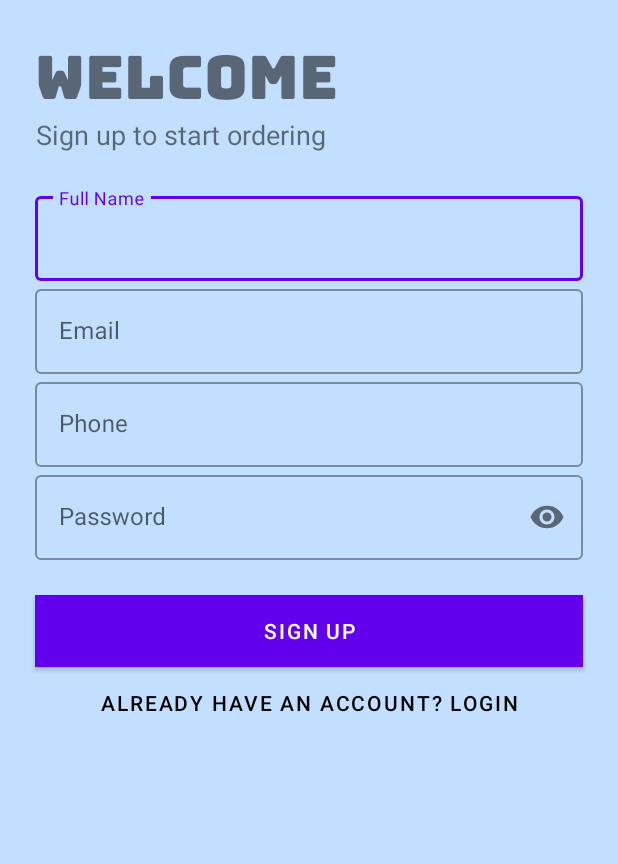
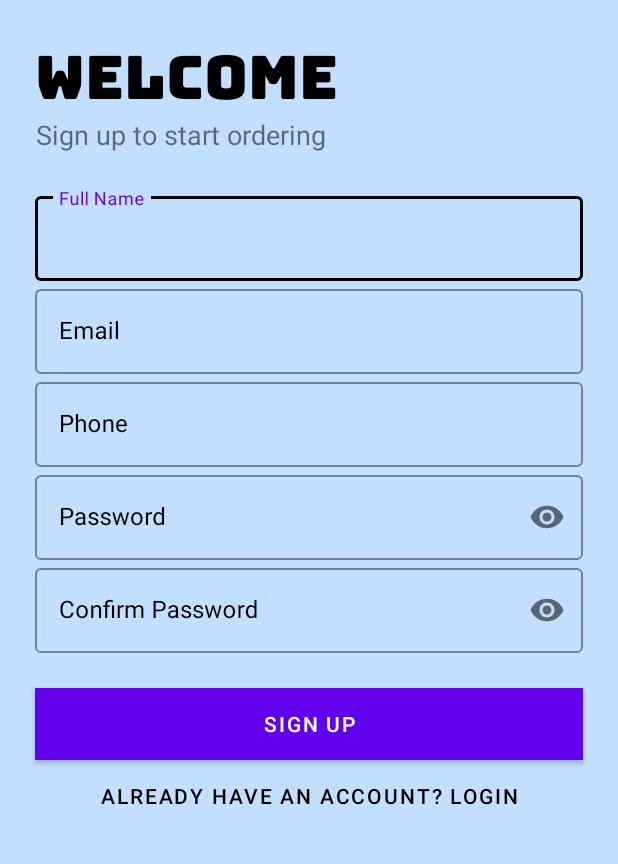
Before and after one commit to abbiyal/Frontend, an Android app: the SignUp screen opened directly, with no data from a screen before it, on a phone screen of 412 x 824 dp, the part 344-1208 px from its top. Run offline under Robolectric (Android 15) with nearby library versions, the phone set to English and light mode, and no system bars; libraries missing offline, so code that uses them is left out: com.basgeekball.awesomevalidation; 6 statements that could not run were skipped.

Commit message:
changes in signup.xml

```diff
--- a/app/build.gradle
+++ b/app/build.gradle
@@ -37,6 +37,8 @@ dependencies {
     implementation 'androidx.lifecycle:lifecycle-livedata-ktx:2.2.0'
     implementation 'androidx.lifecycle:lifecycle-viewmodel-ktx:2.2.0'
     implementation 'androidx.wear:wear:1.0.0'
+    implementation 'androidx.legacy:legacy-support-v4:1.0.0'
+    implementation 'com.basgeekball:awesome-validation:4.2'
     testImplementation 'junit:junit:4.+'
     androidTestImplementation 'androidx.test.ext:junit:1.1.2'
     androidTestImplementation 'androidx.test.espresso:espresso-core:3.3.0'
--- a/app/src/main/java/medmart/loginmedmart/MainActivity.java
+++ b/app/src/main/java/medmart/loginmedmart/MainActivity.java
@@ -24,7 +24,8 @@ public class MainActivity extends AppCompatActivity {
     @Override
     protected void onCreate(@Nullable Bundle savedInstanceState) {
         super.onCreate(savedInstanceState);
-        getWindow().setFlags(WindowManager.LayoutParams.FLAG_FULLSCREEN, WindowManager.LayoutParams.FLAG_FULLSCREEN);
+        getWindow().setFlags(WindowManager.LayoutParams.FLAG_FULLSCREEN,
+                WindowManager.LayoutParams.FLAG_FULLSCREEN);
         setContentView(R.layout.mainactivity);
 
         Button login = (Button)findViewById(R.id.login_button);
--- a/app/src/main/java/medmart/loginmedmart/SignUp.java
+++ b/app/src/main/java/medmart/loginmedmart/SignUp.java
@@ -2,13 +2,74 @@ package medmart.loginmedmart;
 
 import androidx.appcompat.app.AppCompatActivity;
 
+import android.content.Intent;
+import android.media.MediaCodec;
 import android.os.Bundle;
+import android.util.Patterns;
+import android.view.View;
+import android.view.WindowManager;
+import android.widget.Button;
+import android.widget.EditText;
+import android.widget.TextView;
+import android.widget.Toast;
+
+import com.basgeekball.awesomevalidation.AwesomeValidation;
+import com.basgeekball.awesomevalidation.ValidationStyle;
+import com.basgeekball.awesomevalidation.utility.RegexTemplate;
 
 public class SignUp extends AppCompatActivity {
+    private AwesomeValidation awesomeValidation;
+
+    private void AddValidation() {
+        awesomeValidation = new AwesomeValidation(ValidationStyle.BASIC);
+        // name
+        awesomeValidation.addValidation(this, R.id.Name,
+                RegexTemplate.NOT_EMPTY, R.string.invalid_name);
+        // userName or Email
+        awesomeValidation.addValidation(this, R.id.login_username,
+                Patterns.EMAIL_ADDRESS, R.string.invalid_username);
+        // phone no
+        awesomeValidation.addValidation(this, R.id.phone_number,
+                "^[5-9][0-9]{9}$", R.string.invalid_phone);
+
+        // password
+        awesomeValidation.addValidation(this, R.id.login_password,
+                ".{5,}", R.string.invalid_password);
+        // confirm password
+        // phone no
+        awesomeValidation.addValidation(this, R.id.login_password_confirm,
+                R.id.login_password, R.string.invalid_confrim_password);
+    }
+
+    private void RegisterUser()  {
+        if (awesomeValidation.validate()) {
+            // todo after sign up validation
+        }
+    }
 
     @Override
     protected void onCreate(Bundle savedInstanceState) {
         super.onCreate(savedInstanceState);
+        getWindow().setFlags(WindowManager.LayoutParams.FLAG_FULLSCREEN,
+                WindowManager.LayoutParams.FLAG_FULLSCREEN);
         setContentView(R.layout.activity_sign_up);
+        AddValidation();
+
+        Button signUp = findViewById(R.id.regUser);
+        signUp.setOnClickListener(new View.OnClickListener() {
+            @Override
+            public void onClick(View v) {
+                RegisterUser();
+            }
+        });
+
+        Button login = findViewById(R.id.login_button);
+        login.setOnClickListener(new View.OnClickListener() {
+            @Override
+            public void onClick(View v) {
+                Intent intent = new Intent(getApplicationContext(), MainActivity.class);
+                startActivity(intent);
+            }
+        });
     }
 }
--- a/app/src/main/res/layout/activity_sign_up.xml
+++ b/app/src/main/res/layout/activity_sign_up.xml
@@ -21,6 +21,7 @@
         android:layout_marginLeft="23dp"
         android:fontFamily="@font/bungee"
         android:text="Welcome"
+        android:textColor="@color/black"
         android:textSize="40sp" />
 
     <TextView
@@ -39,6 +40,8 @@
         <com.google.android.material.textfield.TextInputLayout
             android:id="@+id/Name"
             android:layout_width="match_parent"
+            app:boxStrokeColor="@color/black"
+            android:textColorHint="@color/black"
             android:layout_height="wrap_content"
             style="@style/Widget.MaterialComponents.TextInputLayout.OutlinedBox">
 
@@ -46,11 +49,14 @@
                 android:layout_width="match_parent"
                 android:layout_height="wrap_content"
                 android:hint="Full Name"
+                android:textColor="@color/black"
                 android:inputType="text"/>
         </com.google.android.material.textfield.TextInputLayout>
         <com.google.android.material.textfield.TextInputLayout
             android:id="@+id/login_username"
             android:layout_width="match_parent"
+            app:boxStrokeColor="@color/black"
+            android:textColorHint="@color/black"
             android:layout_height="wrap_content"
             style="@style/Widget.MaterialComponents.TextInputLayout.OutlinedBox">
 
@@ -58,24 +64,30 @@
                 android:layout_width="match_parent"
                 android:layout_height="wrap_content"
                 android:hint="Email"
+                android:textColor="@color/black"
                 android:inputType="textEmailAddress"/>
         </com.google.android.material.textfield.TextInputLayout>
         <com.google.android.material.textfield.TextInputLayout
             android:id="@+id/phone_number"
             android:layout_width="match_parent"
             android:layout_height="wrap_content"
+            app:boxStrokeColor="@color/black"
+            android:textColorHint="@color/black"
             style="@style/Widget.MaterialComponents.TextInputLayout.OutlinedBox">
 
             <com.google.android.material.textfield.TextInputEditText
                 android:layout_width="match_parent"
                 android:layout_height="wrap_content"
                 android:hint="Phone"
+                android:textColor="@color/black"
                 android:inputType="number"/>
         </com.google.android.material.textfield.TextInputLayout>
         <com.google.android.material.textfield.TextInputLayout
             android:id="@+id/login_password"
             android:layout_width="match_parent"
             android:layout_height="wrap_content"
+            app:boxStrokeColor="@color/black"
+            android:textColorHint="@color/black"
             style="@style/Widget.MaterialComponents.TextInputLayout.OutlinedBox"
             app:passwordToggleEnabled="true">
 
@@ -83,20 +95,39 @@
                 android:layout_width="match_parent"
                 android:layout_height="wrap_content"
                 android:hint="Password"
+                android:textColor="@color/black"
+                android:inputType="textPassword"/>
+        </com.google.android.material.textfield.TextInputLayout>
+        <com.google.android.material.textfield.TextInputLayout
+            android:id="@+id/login_password_confirm"
+            android:layout_width="match_parent"
+            android:layout_height="wrap_content"
+            android:textColorHint="@color/black"
+            style="@style/Widget.MaterialComponents.TextInputLayout.OutlinedBox"
+            app:boxStrokeColor="@color/black"
+            app:passwordToggleEnabled="true">
+
+            <com.google.android.material.textfield.TextInputEditText
+                android:layout_width="match_parent"
+                android:layout_height="wrap_content"
+                android:hint="Confirm Password"
+                android:textColor="@color/black"
                 android:inputType="textPassword"/>
         </com.google.android.material.textfield.TextInputLayout>
     </LinearLayout>
 
     <Button
+        android:id="@+id/regUser"
         android:layout_width="match_parent"
         android:layout_height="wrap_content"
-        android:text="Sign Up"
         android:layout_marginLeft="23dp"
         android:layout_marginRight="23dp"
         android:background="#000"
-        android:textColor="#fff"/>
+        android:text="Sign Up"
+        android:textColor="#fff" />
 
     <Button
+        android:id="@+id/login_button"
         android:layout_width="match_parent"
         android:layout_height="wrap_content"
         android:text="Already have an account? Login"
--- a/app/src/main/res/values/strings.xml
+++ b/app/src/main/res/values/strings.xml
@@ -7,8 +7,8 @@
     <string name="action_sign_in">Sign in or register</string>
     <string name="action_sign_in_short">Sign in</string>
     <string name="welcome">"Welcome !"</string>
-    <string name="invalid_username">Not a valid username</string>
-    <string name="invalid_password">Password must be >5 characters</string>
+    <string name="invalid_username">Please enter valid username</string>
+    <string name="invalid_password">Please enter 5 digit password</string>
     <string name="login_failed">"Login failed"</string>
     <string name="title_activity_home">HomeActivity</string>
     <!--
@@ -16,4 +16,7 @@
     values-round/strings.xml for round devices.
     -->
     <string name="hello_world">Hello Square World!</string>
+    <string name="invalid_name">Please enter valid name</string>
+    <string name="invalid_phone">Please enter valid phone number</string>
+    <string name="invalid_confrim_password">Password does not match</string>
 </resources>
```
Also changed, not shown: app/src/main/res/layout/mainactivity.xml (+5 -3 lines).
